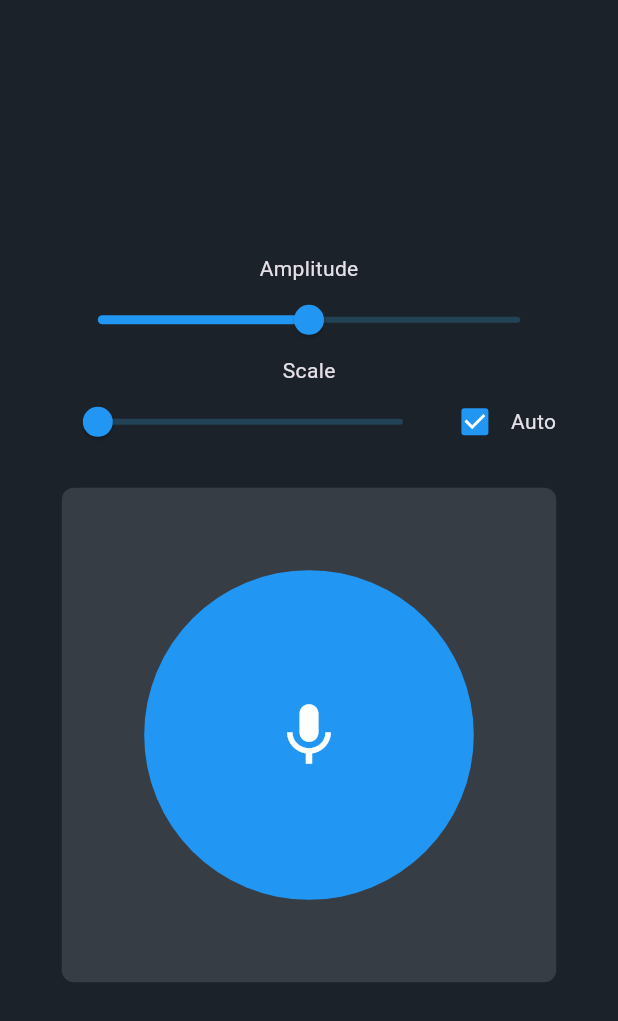
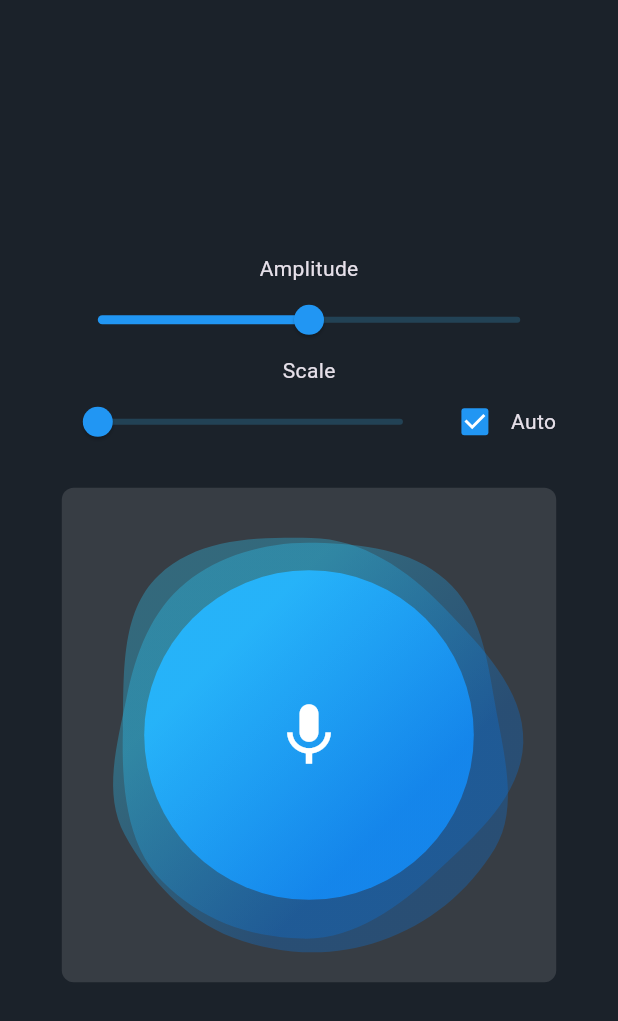
Before and after one commit to hosein-nadali/flutter-wave-blob, a Flutter app: the screen it shows after launch, on a phone screen of 412 x 824 dp. Shown: the top 1021 px of the screen. Run offline on Flutter 3.47's test engine with Material 3 defaults, Android fonts, the phone set to English and light mode, and no system bars.

Commit message:
Uncomment some code

```diff
--- a/example/lib/main.dart
+++ b/example/lib/main.dart
@@ -1,3 +1,5 @@
+import 'dart:async';
+
 import 'package:flutter/material.dart';
 import 'package:wave_blob/wave_blob.dart';
 
@@ -22,11 +24,11 @@ class _MyAppState extends State<MyApp> {
   void initState() {
     super.initState();
 
-    // WidgetsBinding.instance.addPostFrameCallback((timeStamp) {
-    //   Timer.periodic(const Duration(milliseconds: 50), (timer) {
-    //     setState(() {});
-    //   });
-    // });
+    WidgetsBinding.instance.addPostFrameCallback((timeStamp) {
+      Timer.periodic(const Duration(milliseconds: 50), (timer) {
+        setState(() {});
+      });
+    });
   }
 
   @override
```
Also changed, not shown: 1 other file.
